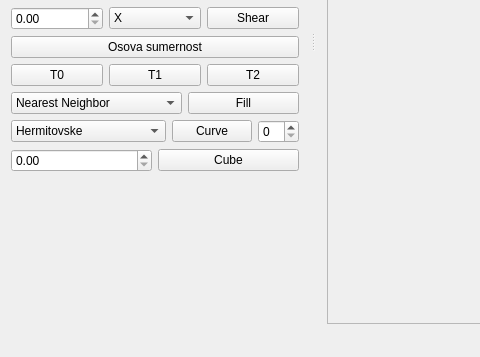
First picture: the form in ImageViewer.ui, repository mavik3/pg, before the edit; both pictures show x 0 to 480 and y 289 to 646 of the 818 by 646 pixel window.
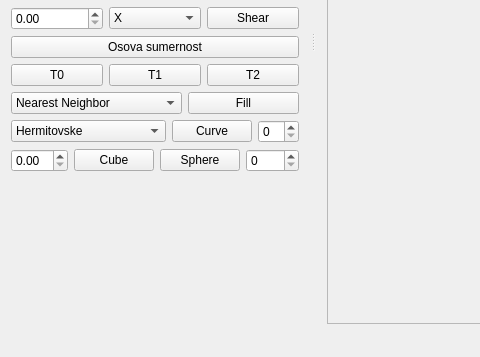
Second picture: the form after the edit.

Commit message: Created function for sphere and connected with ImageViewer, added function for open file

The edit to the form file:
```diff
--- a/ImageViewer.ui
+++ b/ImageViewer.ui
@@ -332,6 +332,16 @@
          </property>
         </widget>
        </item>
+       <item>
+        <widget class="QPushButton" name="pbSphere">
+         <property name="text">
+          <string>Sphere</string>
+         </property>
+        </widget>
+       </item>
+       <item>
+        <widget class="QSpinBox" name="spinStacks"/>
+       </item>
       </layout>
      </item>
      <item>
```
Left out of the diff: 2 changed lines with no effect on the pictures. The commit also changes 4 other files.
